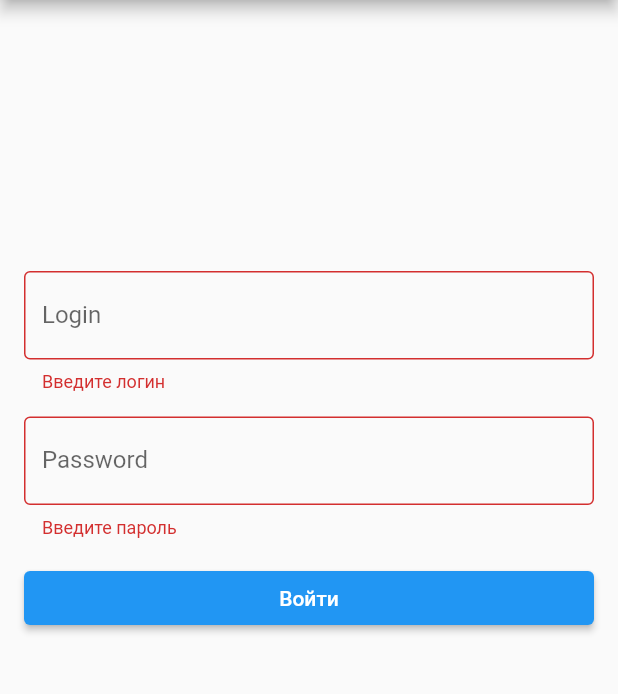
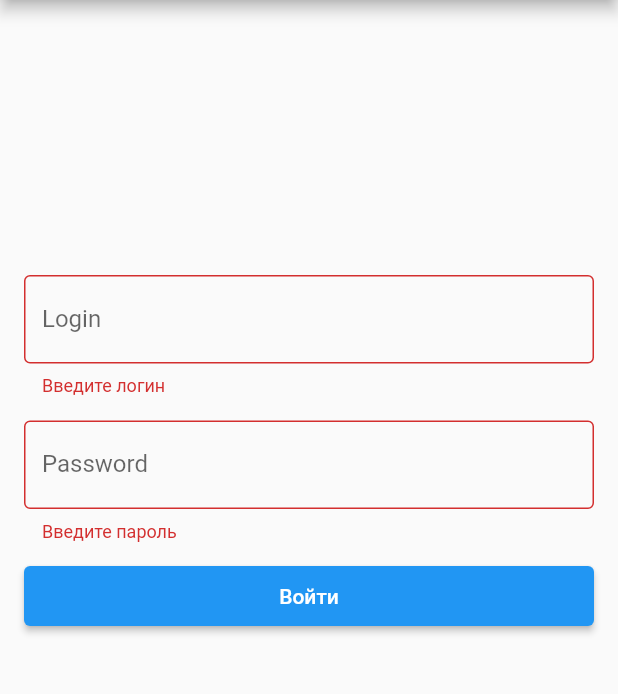
Before and after one commit to LukyanovAnatoliy/LuckyParking, a Flutter app: the screen it shows after launch, after a tap on "Войти", on a phone screen of 412 x 824 dp, the part 84-778 px from its top. Run offline on Flutter 3.47's test engine with Material 2 defaults, Android fonts, the phone set to English and light mode, and no system bars; our stand-ins replace dio, flutter_bloc, get_it, retrofit; generated files the repository leaves out were written again.

Commit message:
добавил работу с логином

```diff
--- /dev/null
+++ b/lib/di/service_locator.dart
@@ -0,0 +1,23 @@
+import 'package:dio/dio.dart';
+import 'package:get_it/get_it.dart';
+import 'package:lucky_parking/data/api/api.dart';
+import 'package:lucky_parking/data/repositories/login_repository_impl.dart';
+import 'package:lucky_parking/domain/repositories/login_repository.dart';
+import 'package:lucky_parking/domain/usecases/login_usecase.dart';
+import 'package:lucky_parking/login/bloc/login_bloc.dart';
+
+GetIt sl = GetIt.instance;
+
+init() {
+  sl.registerFactory<LoginCubit>(() => LoginCubit(loginUseCase: sl<LoginUserCase>()));
+
+  sl.registerFactory<LoginUserCase>(() => LoginUserCase(loginRepository: sl<LoginRepository>()));
+
+  sl.registerLazySingleton<LoginRepository>(() => LoginRepositoryImpl(api: sl()));
+
+  sl.registerLazySingleton<Api>(() {
+    final dio = Dio(); // Provide a dio instance
+    dio.interceptors.add(LogInterceptor());
+    return Api(dio);
+  });
+}
--- /dev/null
+++ b/lib/domain/usecases/base_usecase.dart
@@ -0,0 +1,3 @@
+abstract class UseCase<Type, Params>{
+  Future<Type> call(Params params);
+}
--- /dev/null
+++ b/lib/domain/usecases/login_usecase.dart
@@ -0,0 +1,27 @@
+import 'package:lucky_parking/domain/entity/login_result.dart';
+import 'package:lucky_parking/domain/repositories/login_repository.dart';
+import 'package:lucky_parking/domain/usecases/base_usecase.dart';
+
+
+class LoginUserCase implements UseCase<LoginResult, LoginParams> {
+
+  final LoginRepository _loginRepository;
+
+  LoginUserCase({required loginRepository}) : this._loginRepository = loginRepository;
+
+  @override
+  Future<LoginResult> call(LoginParams params) async {
+    final loginResult = await _loginRepository.login(params.login, params.password);
+    print(loginResult.toJson());
+    return Future.value(LoginResult());
+  }
+
+}
+
+class LoginParams{
+  final String login;
+  final String password;
+
+  LoginParams({required this.login, required this.password});
+
+}
--- a/lib/login/bloc/login_bloc.dart
+++ b/lib/login/bloc/login_bloc.dart
@@ -1,15 +1,20 @@
 import 'package:flutter_bloc/flutter_bloc.dart';
+import 'package:lucky_parking/domain/usecases/login_usecase.dart';
 import 'package:lucky_parking/login/bloc/login_state.dart';
 import 'package:lucky_parking/res/string_res.dart';
 
 const _MIN_LENGTH_PASSWORD = 4;
 
 class LoginCubit extends Cubit<LoginState> {
-
   String _currentPassword = "";
   String _currentLogin = "";
 
-  LoginCubit() : super(LoginEmptyState());
+  final LoginUserCase _loginUseCase;
+
+  LoginCubit({required LoginUserCase loginUseCase})
+      : this._loginUseCase = loginUseCase,
+        super(LoginEmptyState()) {
+  }
 
   onChangePassword(String newPassword) {
     _currentPassword = newPassword;
@@ -19,9 +24,17 @@ class LoginCubit extends Cubit<LoginState> {
     _currentLogin = newLogin;
   }
 
-  login() {
+  login() async {
     if (_checkData()) {
       print("$_currentLogin: $_currentPassword");
+      emit(LoginInProgressState());
+      final loginResult = await _loginUseCase(LoginParams(login: _currentLogin, password: _currentPassword));
+      if (loginResult.isSuccess) {
+        emit(LoginEmptyState());
+        print("success");
+      } else {
+        print("error");
+      }
     }
   }
 
@@ -34,7 +47,7 @@ class LoginCubit extends Cubit<LoginState> {
 
     if (_currentPassword.isEmpty) {
       passwordCheckMessage = StringResources.LOGIN_PAGE_PASSWORD_ERROR_EMPTY;
-    } else  if (_currentPassword.length < _MIN_LENGTH_PASSWORD) {
+    } else if (_currentPassword.length < _MIN_LENGTH_PASSWORD) {
       passwordCheckMessage = StringResources.LOGIN_PAGE_PASSWORD_ERROR_SHORT;
     }
 
--- a/lib/login/bloc/login_state.dart
+++ b/lib/login/bloc/login_state.dart
@@ -1,21 +1,25 @@
-abstract class LoginState{
+abstract class LoginState {
   final String? loginError;
   final String? passwordError;
 
   LoginState({this.loginError, this.passwordError});
-
 }
 
-class LoginEmptyState extends LoginState{
-  LoginEmptyState(): super();
+class LoginEmptyState extends LoginState {
+  LoginEmptyState() : super();
 }
 
-class LoginInvalidDataState extends LoginState{
-  LoginInvalidDataState({loginError, passwordError}): super(loginError: loginError, passwordError: passwordError);
+class LoginInProgressState extends LoginState {
+  LoginInProgressState() : super();
 }
 
-class LoginServerException extends LoginState{
+class LoginInvalidDataState extends LoginState {
+  LoginInvalidDataState({loginError, passwordError})
+      : super(loginError: loginError, passwordError: passwordError);
+}
+
+class LoginServerException extends LoginState {
   final String errorMessage;
 
-  LoginServerException({this.errorMessage = ""}): super();
+  LoginServerException({this.errorMessage = ""}) : super();
 }
--- a/lib/login/view/login_form.dart
+++ b/lib/login/view/login_form.dart
@@ -1,8 +1,11 @@
+import 'package:flutter/cupertino.dart';
 import 'package:flutter/material.dart';
 import 'package:flutter_bloc/flutter_bloc.dart';
 import 'package:lucky_parking/login/bloc/login_bloc.dart';
 import 'package:lucky_parking/login/bloc/login_state.dart';
 import 'package:lucky_parking/res/string_res.dart';
+
+const _BUTTON_HEIGHT = 40.0;
 
 class LoginForm extends StatelessWidget {
   @override
@@ -16,7 +19,6 @@ class LoginForm extends StatelessWidget {
         child: Column(
           mainAxisSize: MainAxisSize.min,
           children: [
-
             TextField(
               decoration: InputDecoration(
                 labelText: StringResources.LOGIN_PAGE_LOGIN_LABEL,
@@ -25,9 +27,7 @@ class LoginForm extends StatelessWidget {
               ),
               onChanged: loginBloc.onChangeLogin,
             ),
-
             Padding(padding: EdgeInsets.all(8)),
-
             TextField(
               obscureText: true,
               decoration: InputDecoration(
@@ -37,20 +37,41 @@ class LoginForm extends StatelessWidget {
               ),
               onChanged: loginBloc.onChangePassword,
             ),
-
             Padding(padding: EdgeInsets.all(8)),
-
             Container(
               width: double.infinity,
-              child: ElevatedButton(
-                onPressed: () => loginBloc.login(),
-                child: const Text(StringResources.LOGIN_PAGE_BUTTON_LABEL),
-              ),
+              child: state is LoginInProgressState ? _getWaitButton() : _getLoginButton(() => loginBloc.login()),
             ),
-
           ],
         ),
       );
     });
   }
+
+  Widget _getWaitButton() {
+    return SizedBox(
+      height: _BUTTON_HEIGHT,
+      child: ElevatedButton(
+        onPressed: () {},
+        child: SizedBox(
+          height: 25,
+          width: 25,
+          child: CircularProgressIndicator(
+            color: Colors.white,
+            strokeWidth: 3,
+          ),
+        ),
+      ),
+    );
+  }
+
+  Widget _getLoginButton(void Function() loginAction) {
+    return SizedBox(
+      height: _BUTTON_HEIGHT,
+      child: ElevatedButton(
+        onPressed: loginAction,
+        child: Text(StringResources.LOGIN_PAGE_BUTTON_LABEL),
+      ),
+    );
+  }
 }
--- a/lib/login/view/login_page.dart
+++ b/lib/login/view/login_page.dart
@@ -1,6 +1,7 @@
 import 'package:flutter/cupertino.dart';
 import 'package:flutter/material.dart';
 import 'package:flutter_bloc/flutter_bloc.dart';
+import 'package:get_it/get_it.dart';
 import 'package:lucky_parking/login/bloc/login_bloc.dart';
 import 'package:lucky_parking/login/view/login_form.dart';
 import 'package:lucky_parking/res/string_res.dart';
@@ -14,7 +15,7 @@ class LoginPage extends StatelessWidget {
           title: Text(StringResources.APP_NAME),
         ),
         body: BlocProvider<LoginCubit>(
-          create: (_) => LoginCubit(),
+          create: (_) => GetIt.I.get<LoginCubit>(),
           child: LoginForm(),
         )
     );
--- a/lib/main.dart
+++ b/lib/main.dart
@@ -1,9 +1,12 @@
 import 'package:flutter/material.dart';
+import 'package:lucky_parking/di/service_locator.dart' as di;
 import 'package:lucky_parking/res/string_res.dart';
 
 import 'login/view/login_page.dart';
 
 void main() {
+  WidgetsFlutterBinding.ensureInitialized();
+  di.init();
   runApp(MyApp());
 }
 
```
Also changed, not shown: lib/data/api/api.dart (added, +14 -0 lines), lib/data/model/login_result_model.dart (added, +14 -0 lines), lib/data/repositories/login_repository_impl.dart (added, +16 -0 lines), lib/domain/entity/login_result.dart (added, +8 -0 lines), lib/domain/repositories/login_repository.dart (added, +7 -0 lines), pubspec.yaml (+12 -0 lines), lib/data/api/api.g.dart (added), lib/data/model/login_result_model.g.dart (added).
